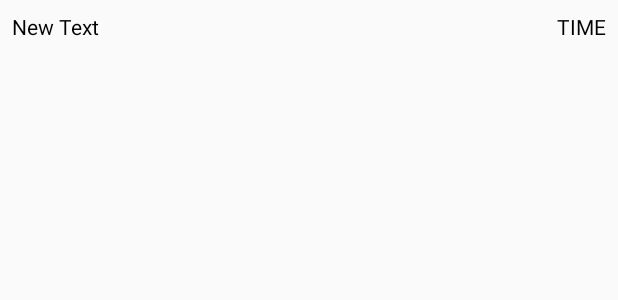
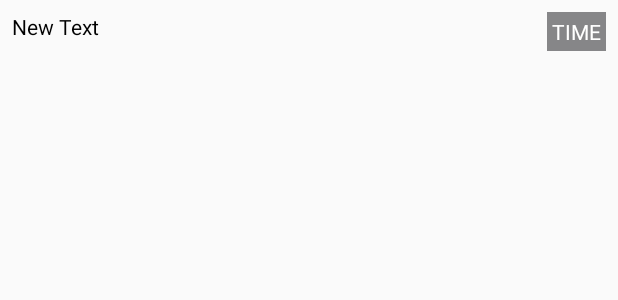
Before and after one commit to shivamndave/HW2_171211, an Android app: the layout list_element.xml on its own in the app's theme, with its tools: preview values and no code run, on a phone screen of 412 x 824 dp. Shown: the top 300 px of the screen. Run offline under Robolectric (Android 15) with nearby library versions, the phone set to English and light mode, and no system bars.

Commit message:
changed the date style and formatting slightly

```diff
--- a/app/src/main/res/layout/list_element.xml
+++ b/app/src/main/res/layout/list_element.xml
@@ -1,6 +1,7 @@
 <?xml version="1.0" encoding="utf-8"?>
 <RelativeLayout xmlns:android="http://schemas.android.com/apk/res/android"
-    android:orientation="horizontal" android:layout_width="match_parent"
+    android:orientation="horizontal"
+    android:layout_width="match_parent"
     android:layout_height="match_parent"
     android:padding="8dp">
 
@@ -18,10 +19,11 @@
         android:layout_width="wrap_content"
         android:layout_height="wrap_content"
         android:text="TIME"
-        android:textColor="#000000"
+        android:textColor="#FFFFFF"
         android:layout_alignParentRight="true"
         android:id="@+id/timeStampText"
-        android:layout_weight="1" />
-
+        android:layout_weight="1"
+        android:padding="3dp"
+        android:background="#78030307" />
 
 </RelativeLayout>
```
Also changed, not shown: app/src/main/java/com/cmps121/shivamndave/hw2_171211/MainActivity.java (+1 -13 lines).
